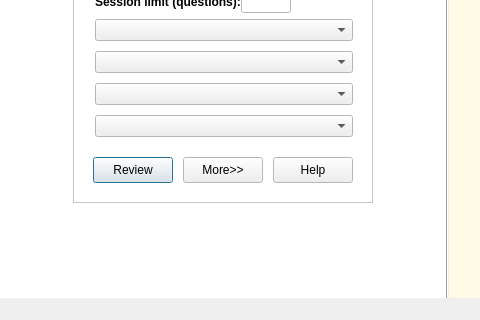
Before: the Qt Designer form designer/main.ui in ankitects/anki, drawn with Qt 5; both pictures show x 0 to 480 and y 203 to 523 of the 723 by 523 pixel window.
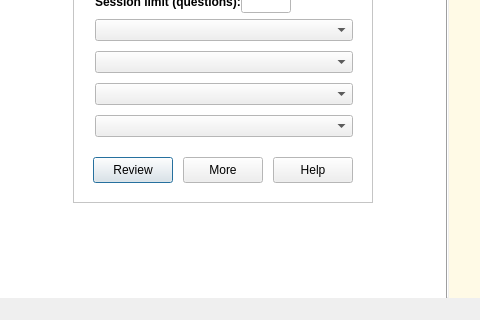
After: the same form once the commit is applied. The open tabs and pages were chosen to show the change. Icons and pictures are not drawn.

Commit message: remove >> from More

```diff
--- a/designer/main.ui
+++ b/designer/main.ui
@@ -700,7 +700,7 @@
                          </size>
                         </property>
                         <property name="text" >
-                         <string>More>></string>
+                         <string>More</string>
                         </property>
                         <property name="checkable" >
                          <bool>true</bool>
```
